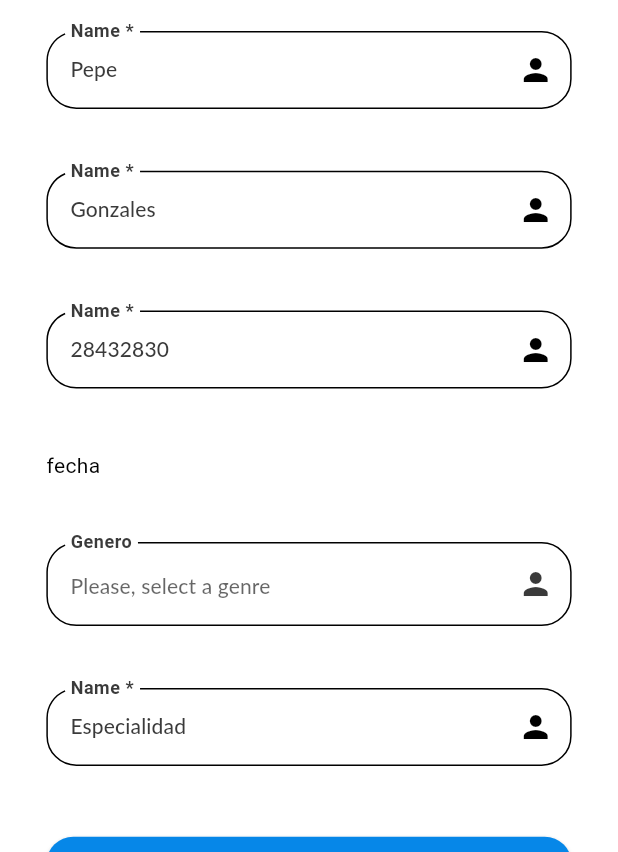
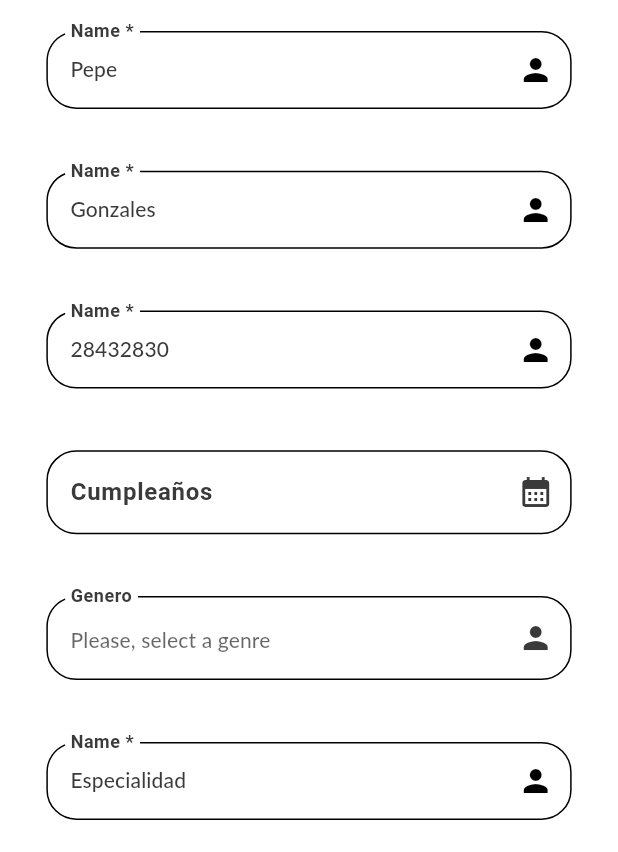
Before and after one commit to Teixeira49/d_report, a Flutter app: the EditProfilePage screen opened by its route, on a phone screen of 412 x 824 dp, the part 384-1236 px from its top. Run offline on Flutter 3.47's test engine with Material 3 defaults, Android fonts, the phone set to English and light mode, and no system bars; missing offline and left inert: dart:ffi; Roboto replaces fonts that are missing (Lato, gotham).

Commit message:
implements datepicker at form for editProfile

```diff
--- a/lib/src/feature/profile_user/presentation/pages/edit_profile_page.dart
+++ b/lib/src/feature/profile_user/presentation/pages/edit_profile_page.dart
@@ -2,11 +2,12 @@
 import 'package:flutter/material.dart';
 
 import '../../../../core/utils/constants/fields_constants.dart';
+import '../widgets/date_field.dart';
 import '../widgets/dynamic_edit_field.dart';
 import '../widgets/firstname_field.dart';
 import '../widgets/genre-user_field.dart';
 
-class EditProfilePage extends StatelessWidget {
+class EditProfilePage extends StatefulWidget {
 
   //final String namePatient;
 
@@ -15,19 +16,48 @@ class EditProfilePage extends StatelessWidget {
   final String dataField;
 
   @override
-  Widget build(BuildContext context) {
+  MyEditProfilePageState createState() => MyEditProfilePageState();
+}
+
+  class MyEditProfilePageState extends State<EditProfilePage> {
+
+    DateTime selectedDate = DateTime.now();
+
+    TextEditingController dateController = TextEditingController();
+
+    @override
+    Widget build(BuildContext context) {
     //final size = MediaQuery.of(context).size;
     //double sizeIcon = size.shortestSide * 0.50;
 
     final size = MediaQuery.of(context).size;
 
-    final _formatKey = GlobalKey<FormState>();
+    final formatKey = GlobalKey<FormState>();
+
+    Future<void> selectDate (BuildContext context) async {
+      DateTime? picked = await showDatePicker(
+          context: context,
+          initialDate: selectedDate,
+          firstDate: DateTime(1900),
+          lastDate: DateTime.now()
+      );
+
+      print(picked);
+      print("PEPE");
+      if (picked != null && picked != selectedDate) {
+        print('pepe');
+        setState(() {
+          selectedDate = picked;
+          dateController.text = selectedDate.toString().split(" ")[0];
+        });
+      }
+    }
 
     return Scaffold(
 
       appBar: AppBar(
         title: Text(
-            edit + space + dataField,
+            edit + space + widget.dataField,
           style: Theme.of(context).appBarTheme.titleTextStyle,
       ),
       backgroundColor: Theme.of(context).appBarTheme.backgroundColor,
@@ -99,8 +129,28 @@ class EditProfilePage extends StatelessWidget {
                         horizontal: size.width * 0.075,
                         vertical: size.height * 0.025,
                       ),
-                      child: Text('fecha'
-                      ),
+                      child: TextField(
+                        controller: dateController,
+                        readOnly: true,
+                        //decoration: InputDecoration(
+                        //  labelText: dateController.text == '' ? 'Pepe' : dateController.text
+                        //),
+                        decoration: InputDecoration(
+                          fillColor: Theme.of(context).inputDecorationTheme.fillColor,
+                          filled: Theme.of(context).inputDecorationTheme.filled,
+                          border: Theme.of(context).inputDecorationTheme.border,
+                          suffixIcon: Icon(
+                              Icons.calendar_month,
+                              color: Theme.of(context).iconTheme.color
+                          ),
+                          labelText: "Cumpleaños",
+                          labelStyle: Theme.of(context).inputDecorationTheme.labelStyle,
+                          hintText: "Cumpleaños no seleccionado",
+                          hintStyle: Theme.of(context).inputDecorationTheme.labelStyle,
+                        ),
+                        style: Theme.of(context).inputDecorationTheme.labelStyle,
+                        onTap: () => selectDate(context),
+                      )
                   ),
                   Container(
                       padding: EdgeInsets.symmetric(
@@ -133,6 +183,7 @@ class EditProfilePage extends StatelessWidget {
                               )
                           ),
                           onPressed: () {
+                            print(selectedDate);
                             Navigator.of(context).pop();
                           },
                     )
--- a/pubspec.yaml
+++ b/pubspec.yaml
@@ -30,6 +30,10 @@ environment:
 dependencies:
   flutter:
     sdk: flutter
+
+  flutter_localizations:
+    sdk: flutter
+
   provider: ^6.0.2
 
 
```
Also changed, not shown: lib/main.dart (+10 -1 lines), lib/src/core/config/styles/themes.dart (+72 -0 lines), lib/src/feature/profile_user/presentation/widgets/date_field.dart (added, +67 -0 lines), pubspec.lock.
